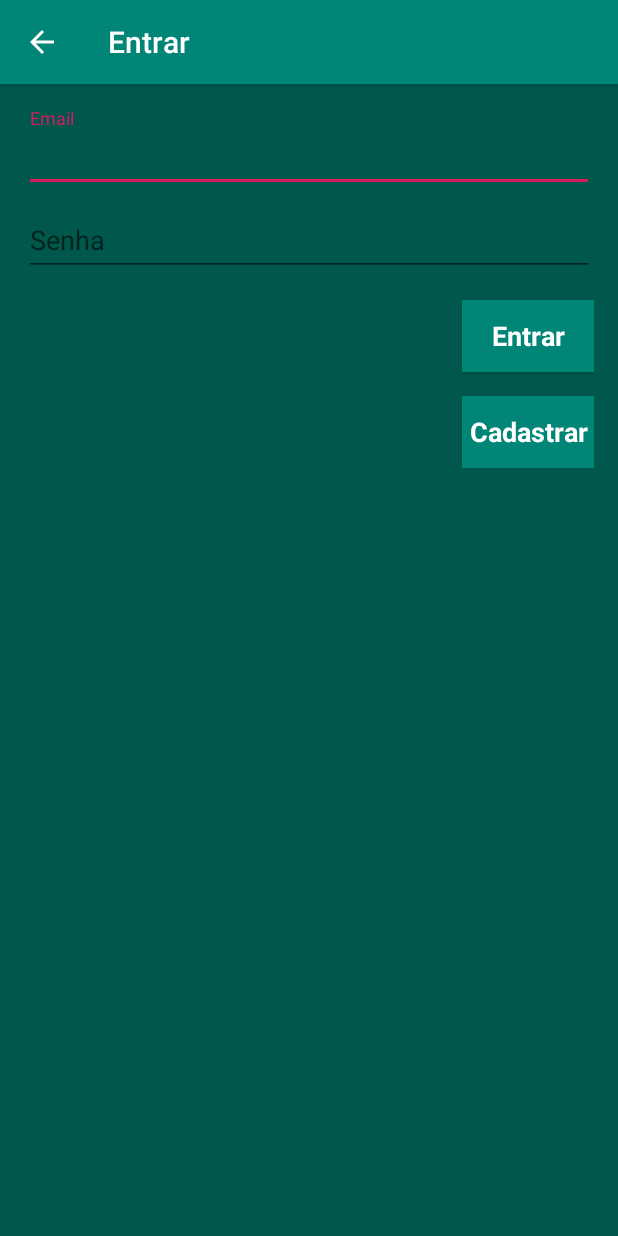
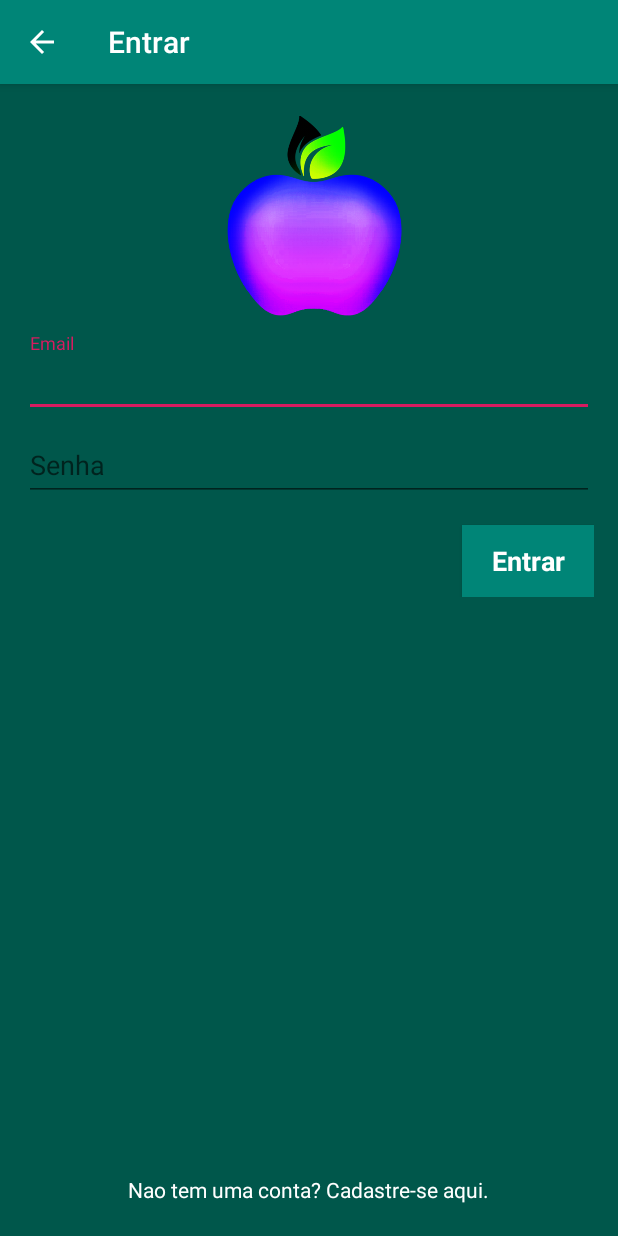
Before and after one commit to theuskira/Android_Studio_Projeto, an Android app: the LoginActivity screen opened directly, with no data from a screen before it, on a phone screen of 412 x 824 dp. Run offline under Robolectric (Android 15) with nearby library versions, the phone set to English and light mode, and no system bars.

```diff
--- a/app/src/main/java/br/com/icoddevelopers/nutrifood/activity/LoginActivity.java
+++ b/app/src/main/java/br/com/icoddevelopers/nutrifood/activity/LoginActivity.java
@@ -6,12 +6,13 @@ import android.os.Bundle;
 import android.view.MenuItem;
 import android.view.View;
 import android.widget.Button;
+import android.widget.TextView;
 
 import br.com.icoddevelopers.nutrifood.R;
 
 public class LoginActivity extends AppCompatActivity {
 
-    private Button btnCadastro;
+    private TextView btnCadastro;
     private Button btnEntrar;
 
     @Override
@@ -23,7 +24,7 @@ public class LoginActivity extends AppCompatActivity {
         getSupportActionBar().setHomeButtonEnabled(true);      //Ativar o botão
         getSupportActionBar().setTitle("Entrar");     //Titulo para ser exibido na sua Action Bar em frente à seta
 
-        this.btnCadastro = findViewById(R.id.btnCadastrar);
+        this.btnCadastro = findViewById(R.id.btnCadastro);
         this.btnEntrar = findViewById(R.id.btnEntrar);
 
         this.btnCadastro.setOnClickListener(new View.OnClickListener() {
--- a/app/src/main/res/layout/activity_login.xml
+++ b/app/src/main/res/layout/activity_login.xml
@@ -1,8 +1,10 @@
 <?xml version="1.0" encoding="utf-8"?>
 <LinearLayout xmlns:android="http://schemas.android.com/apk/res/android"
+    xmlns:app="http://schemas.android.com/apk/res-auto"
     xmlns:tools="http://schemas.android.com/tools"
     android:layout_width="match_parent"
     android:layout_height="match_parent"
+    android:layout_weight="0"
     android:background="@color/colorPrimaryDark"
     android:gravity="center_horizontal"
     android:orientation="vertical"
@@ -24,13 +26,19 @@
     <ScrollView
         android:id="@+id/login_form"
         android:layout_width="match_parent"
-        android:layout_height="match_parent">
+        android:layout_height="wrap_content">
 
         <LinearLayout
             android:id="@+id/email_login_form"
             android:layout_width="match_parent"
             android:layout_height="wrap_content"
             android:orientation="vertical">
+
+            <ImageView
+                android:layout_width="150dp"
+                android:layout_height="150dp"
+                android:layout_gravity="center_horizontal"
+                app:srcCompat="@drawable/apple" />
 
             <android.support.design.widget.TextInputLayout
                 android:layout_width="match_parent"
@@ -51,8 +59,7 @@
 
             <android.support.design.widget.TextInputLayout
                 android:layout_width="match_parent"
-                android:layout_height="wrap_content"
-                >
+                android:layout_height="wrap_content">
 
                 <EditText
                     android:id="@+id/password"
@@ -85,21 +92,25 @@
                 android:textSize="18sp"
                 android:textStyle="bold" />
 
-            <Button
-                android:id="@+id/btnCadastrar"
-                style="?android:textAppearanceSmall"
-                android:layout_width="wrap_content"
-                android:layout_height="wrap_content"
-                android:layout_gravity="right"
-                android:layout_marginTop="16dp"
-                android:layout_weight="0"
-                android:background="@color/colorPrimary"
-                android:text="Cadastrar"
-                android:textAllCaps="false"
-                android:textColor="@android:color/white"
-                android:textSize="18sp"
-                android:textStyle="bold" />
-
         </LinearLayout>
     </ScrollView>
+
+    <LinearLayout
+        android:layout_width="match_parent"
+        android:layout_height="match_parent"
+        android:gravity="bottom|center_horizontal"
+        android:orientation="vertical">
+
+        <TextView
+            android:id="@+id/btnCadastro"
+            android:layout_width="wrap_content"
+            android:layout_height="wrap_content"
+            android:layout_marginLeft="16dp"
+            android:layout_marginTop="16dp"
+            android:layout_marginRight="16dp"
+            android:layout_marginBottom="5dp"
+            android:text="Nao tem uma conta? Cadastre-se aqui."
+            android:textColor="@android:color/white" />
+    </LinearLayout>
+
 </LinearLayout>
```
Also changed, not shown: app/src/main/java/br/com/icoddevelopers/nutrifood/activity/CadastroAlimentosActivity.java (+30 -1 lines), app/src/main/res/layout/activity_cadastro_alimentos.xml (+12 -1 lines).
